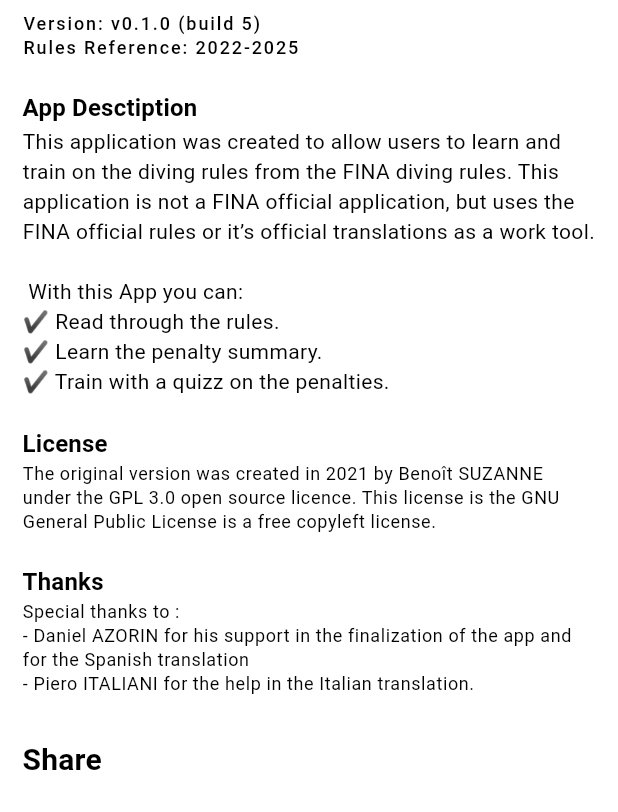
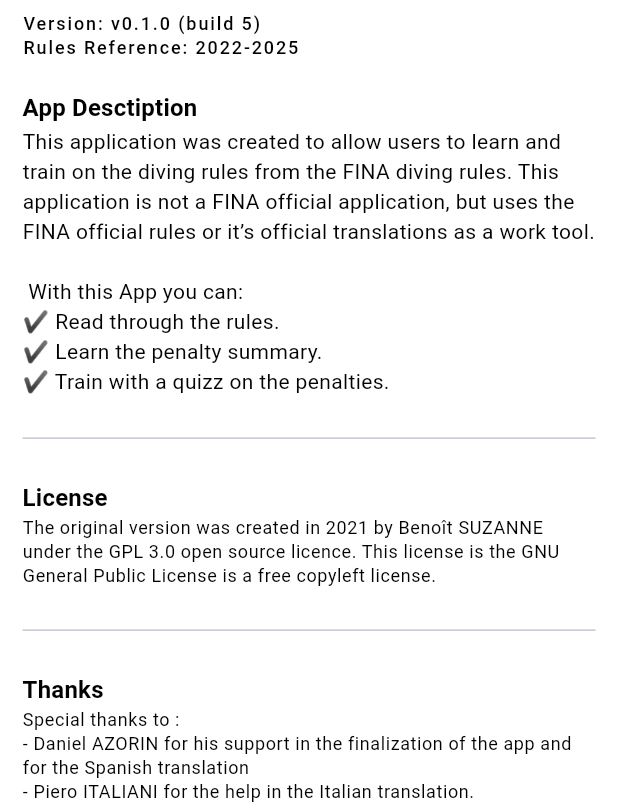
Before and after one commit to B3n-d1v3/diving_rules_hybrid, a Flutter app: the ScreenAbout screen opened directly, on a phone screen of 412 x 824 dp, the part 424-1236 px from its top. Run offline on Flutter 3.47's test engine with Material 2 defaults, Android fonts, the phone set to English and light mode, and no system bars; our stand-ins replace flutter_svg, get, package_info_plus, shared_preferences; missing offline and left inert: syncfusion_flutter_pdfviewer; accounts and stored records are empty; generated files the repository leaves out were written again.

Commit message:
updates to the about page

```diff
--- a/lib/nav_about/screen_about.dart
+++ b/lib/nav_about/screen_about.dart
@@ -105,6 +105,13 @@ class _ScreenAboutState extends State<ScreenAbout> {
                       height: 20,
                     ),
 
+                    Divider(),
+
+                    const SizedBox(
+                      height: 20,
+                    ),
+
+                    // License
                     Align(
                       alignment: Alignment.topLeft,
                       child: Text(
@@ -122,6 +129,13 @@ class _ScreenAboutState extends State<ScreenAbout> {
                       height: 20,
                     ),
 
+                    Divider(),
+
+                    const SizedBox(
+                      height: 20,
+                    ),
+
+                    // Thanks
                     Align(
                       alignment: Alignment.topLeft,
                       child: Text(
@@ -139,6 +153,11 @@ class _ScreenAboutState extends State<ScreenAbout> {
                       height: 30,
                     ),
 
+                    Divider(),
+
+                    const SizedBox(
+                      height: 20,
+                    ),
                     // Share Links
                     Align(
                       alignment: Alignment.topLeft,
@@ -173,6 +192,12 @@ class _ScreenAboutState extends State<ScreenAbout> {
 
                     const SizedBox(
                       height: 30,
+                    ),
+
+                    Divider(),
+
+                    const SizedBox(
+                      height: 20,
                     ),
 
                     // Contact Links
```
